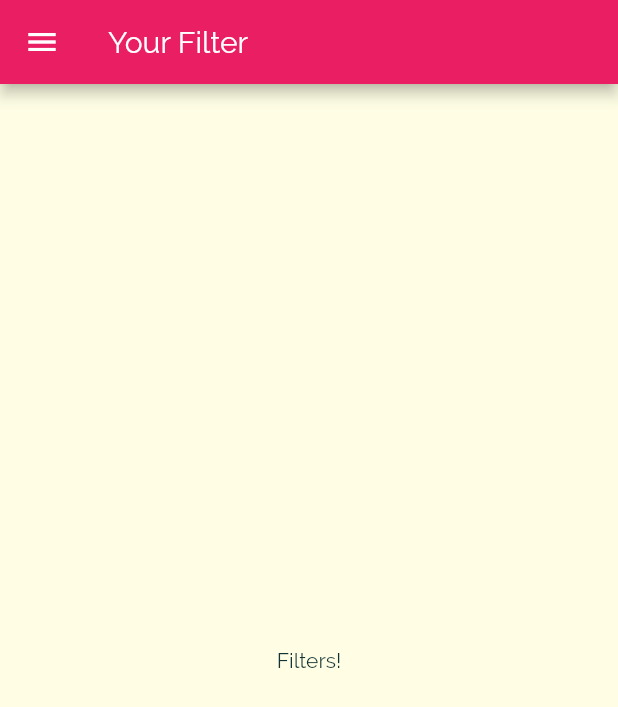
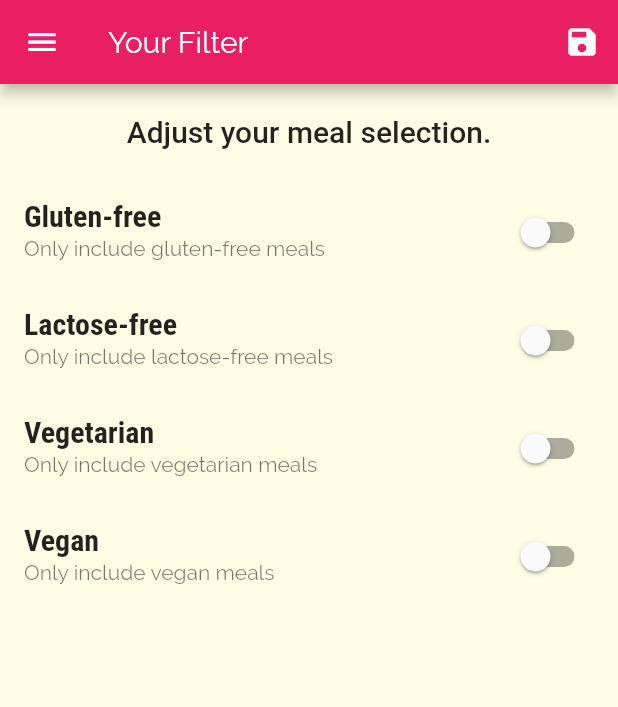
Before and after one commit to AndryRana/meals, a Flutter app: the FiltersScreen screen opened by its route, on a phone screen of 412 x 824 dp. Shown: the top 707 px of the screen. Run offline on Flutter 3.47's test engine with Material 2 defaults, Android fonts, the phone set to English and light mode, and no system bars.

Commit message:
177. Adding Filter Switches - 178 - Adding Filtering Logic - 179. Adding a **Mark as Favorite** Feature

```diff
--- a/lib/dummy_data.dart
+++ b/lib/dummy_data.dart
@@ -55,7 +55,6 @@ const DUMMY_CATEGORIES = const [
     color: Colors.teal,
   ),
 ];
-
 
 const DUMMY_MEALS = const [
   Meal(
@@ -190,8 +189,8 @@ const DUMMY_MEALS = const [
   Meal(
     id: 'm5',
     categories: [
-      'c2'
-          'c5',
+      'c2',
+      'c5',
       'c10',
     ],
     title: 'Salad with Smoked Salmon',
--- a/lib/main.dart
+++ b/lib/main.dart
@@ -1,16 +1,75 @@
 import 'package:flutter/material.dart';
 
+import './dummy_data.dart';
 import './screens/filters_screen.dart';
 import './screens/tabs_screen.dart';
 import './screens/meal_detail_screen.dart';
 import './screens/category_meals_screen.dart';
 import './screens/categories_screen.dart';
+import './models/meal.dart';
 
 void main() {
   runApp(MyApp());
 }
 
-class MyApp extends StatelessWidget {
+class MyApp extends StatefulWidget {
+  @override
+  _MyAppState createState() => _MyAppState();
+}
+
+class _MyAppState extends State<MyApp> {
+  Map<String, bool> _filters = {
+    'gluten': false,
+    'lactose': false,
+    'vegan': false,
+    'vegetarian': false,
+  };
+
+  List<Meal> _availableMeals = DUMMY_MEALS;
+  List<Meal> _favoriteMeals = [];
+
+  void _setFilters(Map<String, bool> filterData) {
+    setState(() {
+      _filters = filterData;
+
+      _availableMeals = DUMMY_MEALS.where((meal) {
+        if (_filters['gluten'] && !meal.isGlutenFree) {
+          return false;
+        }
+        if (_filters['lactose'] && !meal.isLactoseFree) {
+          return false;
+        }
+        if (_filters['vegan'] && !meal.isVegan) {
+          return false;
+        }
+        if (_filters['vegetarian'] && !meal.isVegetarian) {
+          return false;
+        }
+        return true;
+      }).toList();
+    });
+  }
+
+  void _toggleFavorite(String mealId) {
+    final existingIndex =
+        _favoriteMeals.indexWhere((meal) => meal.id == mealId);
+    if (existingIndex >= 0) {
+      setState(() {
+        _favoriteMeals.removeAt(existingIndex);
+      });
+    } else {
+      setState(() {
+        _favoriteMeals.add(
+          DUMMY_MEALS.firstWhere((meal) => meal.id == mealId),
+        );
+      });
+    }
+  }
+
+  bool _isMealFavorite(String id) {
+    return _favoriteMeals.any((meal) => meal.id == id);
+  }
+
   @override
   Widget build(BuildContext context) {
     return MaterialApp(
@@ -37,16 +96,17 @@ class MyApp extends StatelessWidget {
       // home: CategoriesScreen(),
       initialRoute: '/', //default is '/'
       routes: {
-        '/': (ctx) => TabsScreen(),
-        CategoryMealsScreen.routeName: (ctx) => CategoryMealsScreen(),
-        MealDetailScreen.routeName: (ctx) => MealDetailScreen(),
-        FiltersScreen.routeName: (ctx) => FiltersScreen(),
+        '/': (ctx) => TabsScreen(_favoriteMeals),
+        CategoryMealsScreen.routeName: (ctx) =>
+            CategoryMealsScreen(_availableMeals),
+        MealDetailScreen.routeName: (ctx) => MealDetailScreen(_toggleFavorite, _isMealFavorite),
+        FiltersScreen.routeName: (ctx) => FiltersScreen(_filters, _setFilters),
       },
       onGenerateRoute: (settings) {
         print(settings.arguments);
         // return MaterialPageRoute(builder: (ctx) => CategoriesScreen());
       },
-      onUnknownRoute: (settings){
+      onUnknownRoute: (settings) {
         return MaterialPageRoute(builder: (ctx) => CategoriesScreen());
       },
     );
--- a/lib/screens/category_meals_screen.dart
+++ b/lib/screens/category_meals_screen.dart
@@ -1,11 +1,14 @@
 import 'package:flutter/material.dart';
 
 import '../widgets/meal_item.dart';
-import '../dummy_data.dart';
 import '../models/meal.dart';
 
 class CategoryMealsScreen extends StatefulWidget {
   static const routeName = "/category-meals";
+
+  final List<Meal> availableMeals ;
+
+  CategoryMealsScreen(this.availableMeals);
 
   @override
   _CategoryMealsScreenState createState() => _CategoryMealsScreenState();
@@ -29,7 +32,7 @@ class _CategoryMealsScreenState extends State<CategoryMealsScreen> {
           ModalRoute.of(context).settings.arguments as Map<String, String>;
       categoryTitle = routeArgs['title'];
       final categoryId = routeArgs['id'];
-      displayedMeals = DUMMY_MEALS.where((meal) {
+      displayedMeals = widget.availableMeals.where((meal) {
         return meal.categories.contains(categoryId);
       }).toList();
       _loadedInitData = true;
@@ -61,7 +64,6 @@ class _CategoryMealsScreenState extends State<CategoryMealsScreen> {
             duration: displayedMeals[index].duration,
             complexity: displayedMeals[index].complexity,
             affordability: displayedMeals[index].affordability,
-            removeItem: _removeMeal,
           );
         },
         itemCount: displayedMeals.length,
--- a/lib/screens/filters_screen.dart
+++ b/lib/screens/filters_screen.dart
@@ -2,20 +2,132 @@ import 'package:flutter/material.dart';
 
 import '../widgets/main_drawer.dart';
 
-class FiltersScreen extends StatelessWidget {
+class FiltersScreen extends StatefulWidget {
   static const routeName = '/filters';
+
+  final Function saveFilters;
+  final Map<String, bool> currentFilters;
+
+  FiltersScreen(this.currentFilters,this.saveFilters);
+
+  @override
+  _FiltersScreenState createState() => _FiltersScreenState();
+}
+
+class _FiltersScreenState extends State<FiltersScreen> {
+  bool _glutenFree = false;
+  bool _vegetarian = false;
+  bool _vegan = false;
+  bool _lactoseFree = false;
+
+  @override
+  initState() {
+    _glutenFree = widget.currentFilters['gluten'];
+    _lactoseFree = widget.currentFilters['lactose'];
+    _vegan = widget.currentFilters['vegan'];
+    _vegetarian = widget.currentFilters['vegetarian'];
+    super.initState();
+  }
+
+  Widget _buildSwitchListTile(String title, String description,
+      bool currentValue, Function updateValue) {
+    return SwitchListTile(
+      title: Text(
+        title,
+      ),
+      value: currentValue,
+      subtitle: Text(
+        description,
+      ),
+      onChanged: updateValue,
+    );
+  }
 
   @override
   Widget build(BuildContext context) {
     return Scaffold(
       appBar: AppBar(
         title: Text('Your Filter'),
+        actions: <Widget>[
+          IconButton(
+            icon: Icon(Icons.save),
+            onPressed: () {
+              final selectedFilters = {
+                'gluten': _glutenFree,
+                'lactose': _lactoseFree,
+                'vegan': _vegan,
+                'vegetarian': _vegetarian,
+              };
+              widget.saveFilters(selectedFilters);
+            },
+          ),
+        ],
       ),
       drawer: MainDrawer(),
-      body: Center(
-        child: Text(
-          'Filters!',
-        ),
+      body: Column(
+        children: <Widget>[
+          Container(
+            padding: EdgeInsets.all(20),
+            child: Text(
+              'Adjust your meal selection.',
+              style: Theme.of(context).textTheme.headline6,
+            ),
+          ),
+          Expanded(
+            child: ListView(
+              children: <Widget>[
+                _buildSwitchListTile(
+                  'Gluten-free',
+                  'Only include gluten-free meals',
+                  _glutenFree,
+                  (newValue) {
+                    setState(
+                      () {
+                        _glutenFree = newValue;
+                      },
+                    );
+                  },
+                ),
+                _buildSwitchListTile(
+                  'Lactose-free',
+                  'Only include lactose-free meals',
+                  _lactoseFree,
+                  (newValue) {
+                    setState(
+                      () {
+                        _lactoseFree = newValue;
+                      },
+                    );
+                  },
+                ),
+                _buildSwitchListTile(
+                  'Vegetarian',
+                  'Only include vegetarian meals',
+                  _vegetarian,
+                  (newValue) {
+                    setState(
+                      () {
+                        _vegetarian = newValue;
+                      },
+                    );
+                  },
+                ),
+                _buildSwitchListTile(
+                  'Vegan',
+                  'Only include vegan meals',
+                  _vegan,
+                  (newValue) {
+                    setState(
+                      () {
+                        _vegan = newValue;
+                      },
+                    );
+                  },
+                ),
+              ],
+            ),
+          ),
+        ],
       ),
     );
   }
--- a/lib/widgets/meal_item.dart
+++ b/lib/widgets/meal_item.dart
@@ -10,7 +10,6 @@ class MealItem extends StatelessWidget {
   final int duration;
   final Complexity complexity;
   final Affordability affordability;
-  final Function removeItem;
 
   MealItem({
     @required this.id,
@@ -19,7 +18,6 @@ class MealItem extends StatelessWidget {
     @required this.duration,
     @required this.complexity,
     @required this.affordability,
-    @required this.removeItem,
 
   });
 
@@ -61,7 +59,7 @@ class MealItem extends StatelessWidget {
       arguments: id,
     ).then((result) {
       if (result != null) {
-        removeItem(result);
+        // removeItem(result);
       }
     });
   }
```
Also changed, not shown: lib/screens/favorites_screen.dart (+26 -3 lines), lib/screens/meal_detail_screen.dart (+9 -4 lines), lib/screens/tabs_screen.dart (+14 -3 lines).
